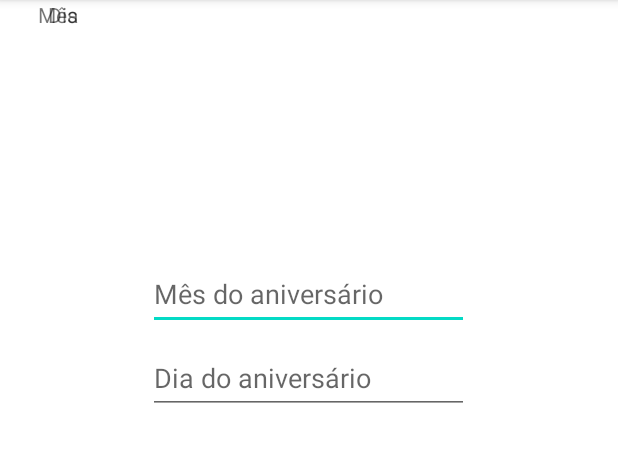
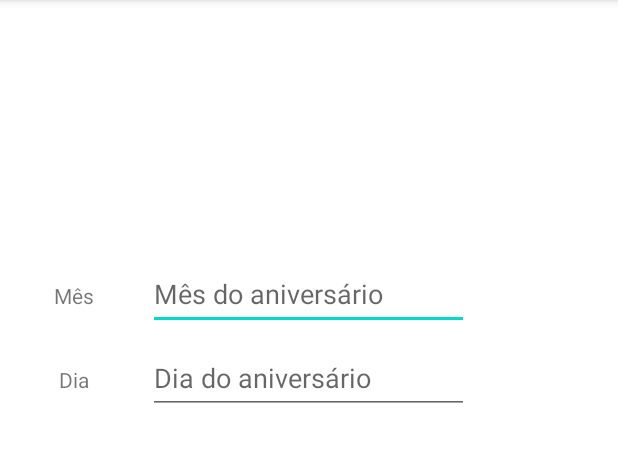
Before and after one commit to vitorsilvafire/prova, an Android app: the screen it shows after launch (MainActivity), on a phone screen of 412 x 824 dp, the part 84-546 px from its top. Run offline under Robolectric (Android 15) with nearby library versions, the phone set to English and light mode, and no system bars.

Commit message:
projeto signo

```diff
--- a/app/src/main/java/com/example/prova/MainActivity.kt
+++ b/app/src/main/java/com/example/prova/MainActivity.kt
@@ -3,38 +3,25 @@ package com.example.prova
 import android.annotation.SuppressLint
 import androidx.appcompat.app.AppCompatActivity
 import android.os.Bundle
-import android.widget.Button
-import android.widget.EditText
-import android.widget.ImageView
-import android.widget.TextView
+import android.widget.*
 
 class MainActivity : AppCompatActivity() {
-    private lateinit var txtMes: EditText
-    private lateinit var txtDia: EditText
 
 
-    private lateinit var imgSigno: ImageView
-    private lateinit var txtSigno: TextView
 
-    @SuppressLint("MissingInflatedId")
     override fun onCreate(savedInstanceState: Bundle?) {
         super.onCreate(savedInstanceState)
         setContentView(R.layout.activity_main)
+        val txtMes: EditText = findViewById<EditText?>(R.id.plain_text_input)
+        val txtDia: EditText = findViewById<EditText>(R.id.plain_text_input2)
 
-        imgSigno = findViewById(R.id.imgSigno)
-        txtSigno = findViewById(R.id.txtSigno)
-
-        val signo = calcularSigno("10/02/1990")
         findViewById<Button>(R.id.btnCalcular).setOnClickListener {
-            val signo = calcularSigno("${txtDia.text}/${txtMes.text}")
+            val signo = calcularSigno(txtDia.text.toString().toInt(), txtMes.text.toString().toInt())
             exibirSigno(signo)
         }
 
     }
-    private fun calcularSigno(DiadoAniversario: String) {
-        val dia = DiadoAniversario.substring(0, 2).toInt()
-        val mes = DiadoAniversario.substring(3, 5).toInt()
-
+    private fun calcularSigno(dia: Int, mes: Int)  : Int {
         val imageView = when {
             (dia >= 21 && mes == 3) || (dia <= 20 && mes == 4) -> R.drawable.aries
             (dia >= 21 && mes == 4) || (dia <= 20 && mes == 5) -> R.drawable.touro
@@ -49,13 +36,12 @@ class MainActivity : AppCompatActivity() {
             (dia >= 21 && mes == 1) || (dia <= 19 && mes == 2) -> R.drawable.aquario
             else -> R.drawable.peixes
         }
-
+        return (imageView)
     }
 
-    private fun exibirSigno(signo: Unit) {
-        val idImagem = resources.getIdentifier(signo.toString(), "drawable", packageName)
-        imgSigno.setImageResource(idImagem)
-        txtSigno.text = "Seu signo é $signo"
+    private fun exibirSigno(signo: Int) {
+        var imgSigno: ImageView = findViewById(R.id.imgSigno)
+        imgSigno.setImageResource(signo)
     }
 
 }
--- a/app/src/main/res/layout/activity_main.xml
+++ b/app/src/main/res/layout/activity_main.xml
@@ -32,24 +32,24 @@
 
     <TextView
 
-        android:id="@+id/txtSigno"
+        android:id="@+id/txtDia"
         android:layout_width="wrap_content"
         android:layout_height="wrap_content"
         android:text="Dia"
         app:layout_constraintEnd_toStartOf="@+id/plain_text_input2"
-        app:layout_constraintHorizontal_bias="0.41"
         app:layout_constraintStart_toStartOf="parent"
-        tools:layout_editor_absoluteY="242dp" />
+        app:layout_constraintBaseline_toBaselineOf="@+id/plain_text_input2"
+        tools:layout_editor_absoluteY="239dp" />
 
     <TextView
-        android:id="@+id/textView"
+        android:id="@+id/txtMes"
         android:layout_width="wrap_content"
         android:layout_height="wrap_content"
         android:text="Mês"
         app:layout_constraintEnd_toStartOf="@+id/plain_text_input"
-        app:layout_constraintHorizontal_bias="0.352"
         app:layout_constraintStart_toStartOf="parent"
-        tools:layout_editor_absoluteY="188dp" />
+        app:layout_constraintBaseline_toBaselineOf="@+id/plain_text_input"
+        tools:ignore="MissingConstraints" />
 
     <ImageView
         android:id="@+id/imgSigno"
```
